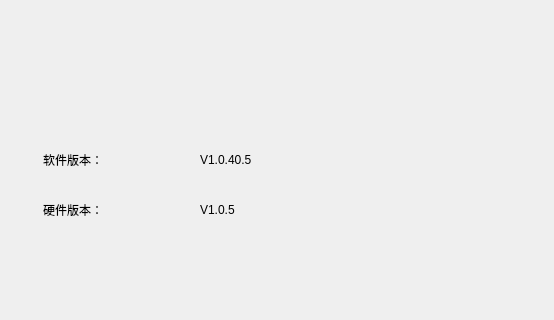
Qt form FullAutoQT1000/setinterface.ui (SnakStar/FullAutoQT1000) before a commit; both pictures show x 470 to 1024 and y 90 to 410 of the 1024 by 650 pixel window.
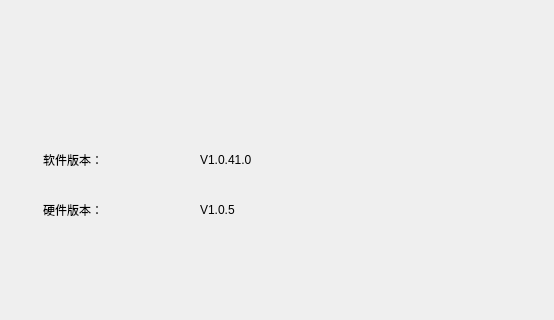
The same form after that commit. The open tabs and pages were chosen to show the change.

Commit message: 1、添加登陆界面UI显示,添加对应图片和样式文件 版本定义为0.41.0

The edit to the form file:
```diff
--- a/FullAutoQT1000/setinterface.ui
+++ b/FullAutoQT1000/setinterface.ui
@@ -456,7 +456,7 @@
       </rect>
      </property>
      <property name="text">
-      <string>V1.0.40.5</string>
+      <string>V1.0.41.0</string>
      </property>
     </widget>
     <widget class="QPushButton" name="btn_Set_Poweroff">
```
The commit also changes 7 other files.
